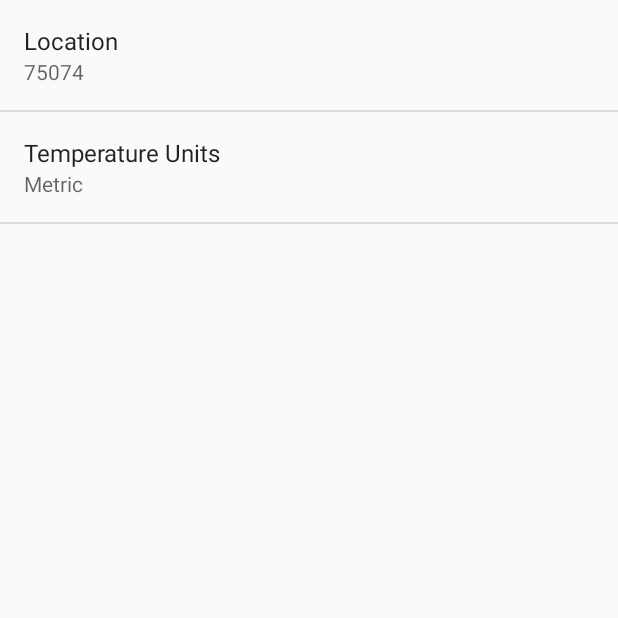
After one commit to cuongutd/sunshine, an Android app: the SettingsActivity screen opened directly, with no data from a screen before it, on a phone screen of 412 x 824 dp, the top half of it. The commit adds this screen. Run offline under Robolectric (Android 15) with nearby library versions, the phone set to English and light mode, and no system bars.

Commit message:
just another checkin

```diff
--- a/app/build.gradle
+++ b/app/build.gradle
@@ -22,4 +22,5 @@ android {
 dependencies {
     compile fileTree(dir: 'libs', include: ['*.jar'])
     compile 'com.android.support:appcompat-v7:22.2.0'
+    compile 'com.android.support:support-v4:22.2.0'
 }
--- a/app/src/main/AndroidManifest.xml
+++ b/app/src/main/AndroidManifest.xml
@@ -26,6 +26,11 @@
                 android:name="android.support.PARENT_ACTIVITY"
                 android:value="com.sunshineapp.cuong.sunshine.MainActivity" />
         </activity>
+        <activity
+            android:name=".SettingsActivity"
+            android:label="@string/title_activity_settings"
+            android:parentActivityName=".MainActivity" >
+        </activity>
     </application>
 
 </manifest>
--- /dev/null
+++ b/app/src/main/java/com/sunshineapp/cuong/sunshine/SettingsActivity.java
@@ -0,0 +1,57 @@
+package com.sunshineapp.cuong.sunshine;
+
+import android.os.Bundle;
+import android.preference.ListPreference;
+import android.preference.Preference;
+import android.preference.PreferenceActivity;
+import android.preference.PreferenceManager;
+
+
+import java.util.List;
+
+public class SettingsActivity extends PreferenceActivity
+        implements Preference.OnPreferenceChangeListener {
+    @Override
+    public void onCreate(Bundle savedInstanceState) {
+        super.onCreate(savedInstanceState);
+        addPreferencesFromResource(R.xml.pref_general);
+        PreferenceManager.setDefaultValues(this, R.xml.pref_general, false);
+        bindPreferenceSummaryToValue(findPreference(getString(R.string.location_key)));
+        bindPreferenceSummaryToValue(findPreference(getString(R.string.temperature_unit_key)));
+    }
+    /**
+     * Attaches a listener so the summary is always updated with the preference value.
+     * Also fires the listener once, to initialize the summary (so it shows up before the value
+     * is changed.)
+     */
+    private void bindPreferenceSummaryToValue(Preference preference) {
+        // Set the listener to watch for value changes.
+        preference.setOnPreferenceChangeListener(this);
+
+        // Trigger the listener immediately with the preference's
+        // current value.
+        onPreferenceChange(preference,
+                PreferenceManager
+                        .getDefaultSharedPreferences(preference.getContext())
+                        .getString(preference.getKey(), ""));
+    }
+
+    @Override
+    public boolean onPreferenceChange(Preference preference, Object value) {
+        String stringValue = value.toString();
+
+        if (preference instanceof ListPreference) {
+            // For list preferences, look up the correct display value in
+            // the preference's 'entries' list (since they have separate labels/values).
+            ListPreference listPreference = (ListPreference) preference;
+            int prefIndex = listPreference.findIndexOfValue(stringValue);
+            if (prefIndex >= 0) {
+                preference.setSummary(listPreference.getEntries()[prefIndex]);
+            }
+        } else {
+            // For other preferences, set the summary to the value's simple string representation.
+            preference.setSummary(stringValue);
+        }
+        return true;
+    }
+}
--- a/app/src/main/res/menu/menu_main.xml
+++ b/app/src/main/res/menu/menu_main.xml
@@ -3,4 +3,7 @@
     xmlns:tools="http://schemas.android.com/tools" tools:context=".MainActivity">
     <item android:id="@+id/action_settings" android:title="@string/action_settings"
         android:orderInCategory="100" app:showAsAction="never" />
+    <item android:id="@+id/action_showmap" android:title="@string/action_showmap"
+        android:orderInCategory="101" app:showAsAction="never" />
+
 </menu>
--- a/app/src/main/res/values/strings.xml
+++ b/app/src/main/res/values/strings.xml
@@ -2,8 +2,10 @@
     <string name="app_name">Sunshine</string>
     <string name="hello_world">Hello world!</string>
     <string name="action_settings">Settings</string>
+    <string name="action_showmap">Where am I?</string>
     <string name="action_refresh">Refresh</string>
     <string name="iconCloudyString">Cloudy</string>
     <string name="s_textview">Today - Sunny - 88/63</string>
-    <string name="title_activity_detail">DetailActivity</string>
+    <string name="title_activity_detail">Details</string>
+
 </resources>
--- /dev/null
+++ b/app/src/main/res/values/strings_activity_settings.xml
@@ -0,0 +1,21 @@
+<resources>
+    <string name="title_activity_settings">Settings</string>
+
+    <!-- Strings related to Settings -->
+    <string name="pref_title_temperature_units">Temperature Units</string>
+
+    <string name="pref_location_display_name">Location</string>
+    <string name="pref_location_default_display_name">75074</string>
+
+    <string name="location_key">location</string>
+    <string name="temperature_unit_key">temperature_unit</string>
+    <string-array name="pref_temperature_units">
+        <item>Metric</item>
+        <item>Imperial</item>
+    </string-array>
+    <string-array name="pref_temperature_unit_values">
+        <item>Metric</item>
+        <item>Imperial</item>
+    </string-array>
+
+</resources>
--- /dev/null
+++ b/app/src/main/res/xml/pref_general.xml
@@ -0,0 +1,25 @@
+<PreferenceScreen xmlns:android="http://schemas.android.com/apk/res/android">
+
+    <EditTextPreference
+        android:key="@string/location_key"
+        android:title="@string/pref_location_display_name"
+        android:defaultValue="@string/pref_location_default_display_name"
+        android:selectAllOnFocus="true"
+        android:capitalize="words"
+        android:inputType="textCapWords"
+        android:singleLine="true"
+        android:maxLines="1" />
+
+    <!-- NOTE: Hide buttons to simplify the UI. Users can touch outside the dialog to
+         dismiss it. -->
+    <!-- NOTE: ListPreference's summary should be set to its value by the activity code. -->
+    <ListPreference
+        android:key="@string/temperature_unit_key"
+        android:title="@string/pref_title_temperature_units"
+        android:defaultValue="Metric"
+        android:entries="@array/pref_temperature_units"
+        android:entryValues="@array/pref_temperature_unit_values"
+        android:negativeButtonText="@null"
+        android:positiveButtonText="@null" />
+
+</PreferenceScreen>
```
Also changed, not shown: app/src/main/java/com/sunshineapp/cuong/sunshine/DetailActivity.java (+33 -5 lines), app/src/main/java/com/sunshineapp/cuong/sunshine/ForecastFragment.java (+37 -7 lines), app/src/main/java/com/sunshineapp/cuong/sunshine/MainActivity.java (+28 -1 lines), app/src/main/res/layout/activity_detail.xml (+5 -12 lines), app/src/main/res/menu/layout.xml (deleted, +0 -7 lines), app/src/main/ic_sunny-web.png (added), app/src/main/res/mipmap-hdpi/ic_sunny.png (added), app/src/main/res/mipmap-mdpi/ic_sunny.png (added), app/src/main/res/mipmap-xhdpi/ic_sunny.png (added), app/src/main/res/mipmap-xxhdpi/ic_sunny.png (added), app/src/main/res/mipmap-xxxhdpi/ic_sunny.png (added), 1 other file.
